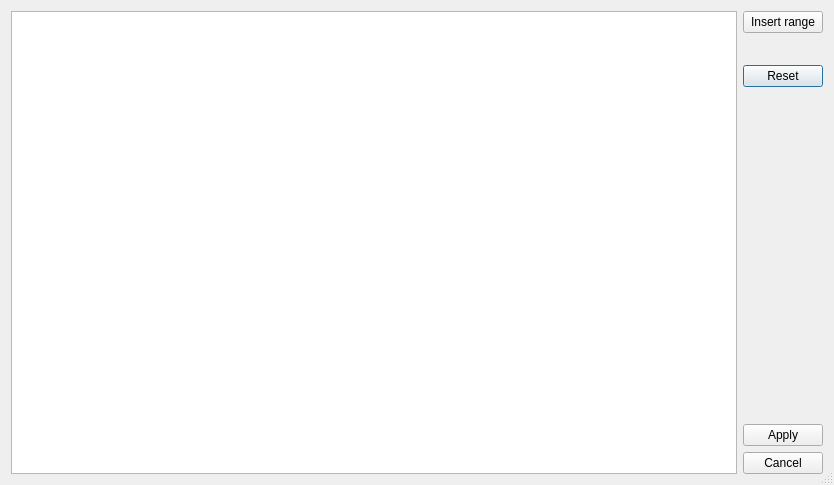
The window that src/asammdf/gui/ui/range_editor_dialog.ui (danielhrisca/asammdf) describes before a commit, drawn with Qt 5.
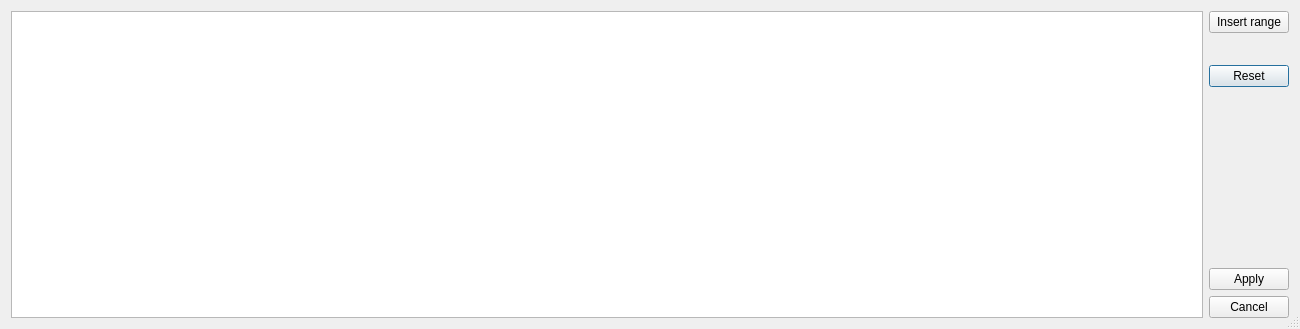
The same window after the commit. Custom widgets are drawn as their Qt base class.

Commit message: CAN bus logging windows error when loading CANalyzer bus logging measurements

Diff of the .ui file:
```diff
--- a/src/asammdf/gui/ui/range_editor_dialog.ui
+++ b/src/asammdf/gui/ui/range_editor_dialog.ui
@@ -6,8 +6,8 @@
    <rect>
     <x>0</x>
     <y>0</y>
-    <width>834</width>
-    <height>485</height>
+    <width>1300</width>
+    <height>329</height>
    </rect>
   </property>
   <property name="windowTitle">
```
The commit also changes 6 other files.
